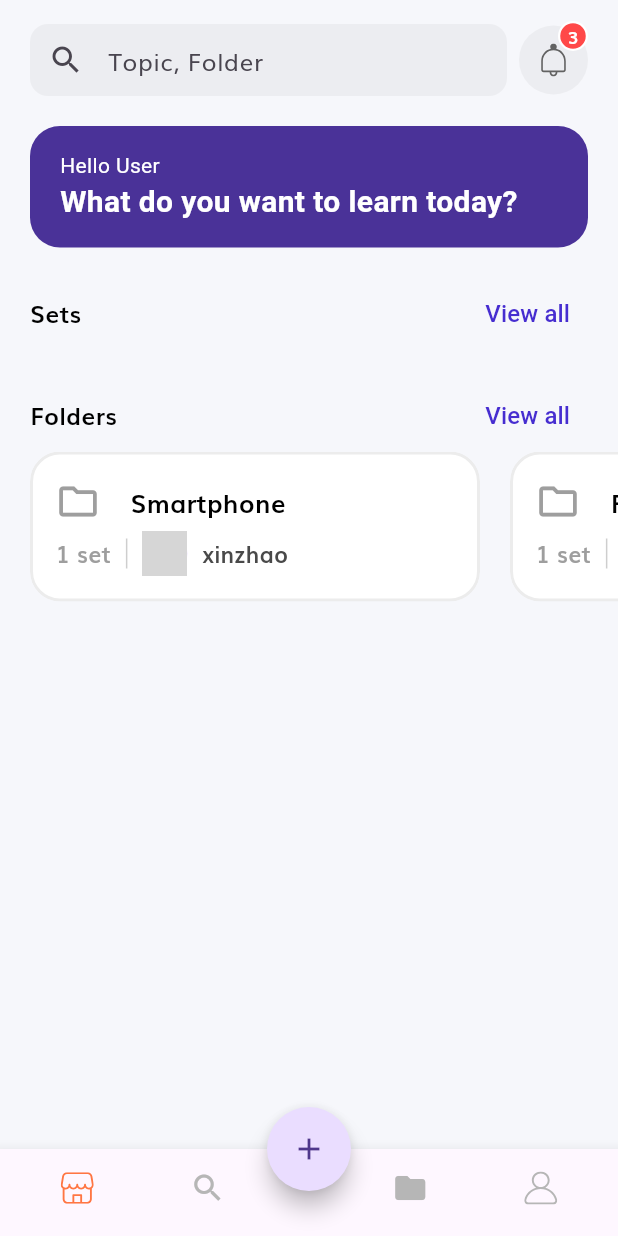
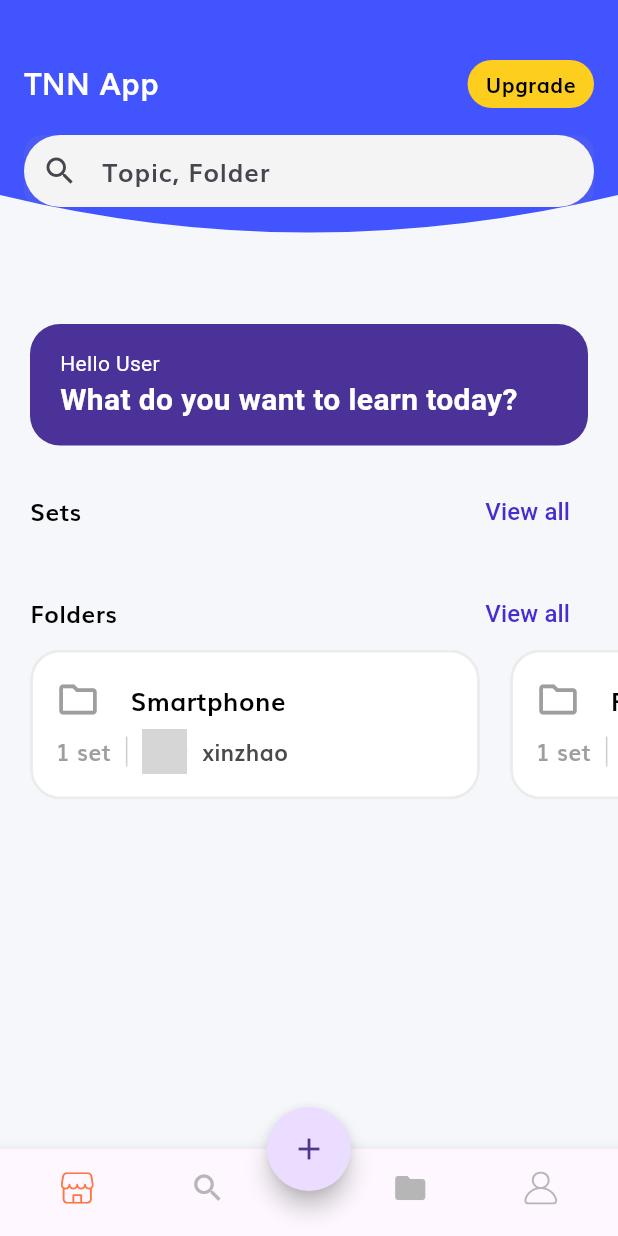
Before and after one commit to Tai521h0481/Final_FLutter_QuizletApp, a Flutter app: the screen it shows after launch, on a phone screen of 412 x 824 dp. Run offline on Flutter 3.47's test engine with Material 3 defaults, Android fonts, the phone set to English and light mode, and no system bars; our stand-ins replace flip_card, flutter_easyloading, flutter_svg, flutter_tts, line_awesome_flutter, local_auth and 3 more; network calls fail; grey boxes are pictures that could not be loaded.

Commit message:
style: home page

```diff
--- a/lib/controllers/config.dart
+++ b/lib/controllers/config.dart
@@ -1,5 +1,5 @@
-String IP = "192.168.1.14";
-String baseUrl = "http://$IP:3000/android";
+String IP = "52.221.210.100";
+String baseUrl = "http://52.221.210.100:3001/android";
 
 String users = baseUrl + "/users";
 String register = users + "/register";
--- a/lib/screens/flipcard/components/flipcard_bottom.dart
+++ b/lib/screens/flipcard/components/flipcard_bottom.dart
@@ -19,8 +19,9 @@ class Bottom extends StatelessWidget {
         ),
         CreateTerm("Your Text Here"),
         CreateTerm("Your Text Here"),
+        CreateTerm("DEF"),
         CreateTerm("Your Text Here"),
-        CreateTerm("Fuck off"),
+
         SizedBox(height: 20),
       ],
     );
--- a/lib/screens/home/components/home_header.dart
+++ b/lib/screens/home/components/home_header.dart
@@ -1,7 +1,5 @@
 import 'package:flutter/material.dart';
-
-import 'icon_btn_with_counter.dart';
-import 'search_field.dart';
+import 'package:shop_app/screens/home/components/search_field.dart';
 
 class HomeHeader extends StatelessWidget {
   const HomeHeader({
@@ -10,20 +8,79 @@ class HomeHeader extends StatelessWidget {
 
   @override
   Widget build(BuildContext context) {
-    return Padding(
-      padding: const EdgeInsets.symmetric(horizontal: 20),
-      child: Row(
-        mainAxisAlignment: MainAxisAlignment.spaceBetween,
-        children: [
-          const Expanded(child: SearchField()),
-          const SizedBox(width: 8),
-          IconBtnWithCounter(
-            svgSrc: "assets/icons/Bell.svg",
-            numOfitem: 3,
-            press: () {},
+    return Container(
+      color: const Color(0xFFF6F7FB),
+      child: ClipPath(
+        clipper: CustomShapeClipper(),
+        child: Container(
+          color: const Color(0xFF4254FE),
+          child: Stack(
+            children: [
+              const Positioned(
+                top: 40,
+                left: 16,
+                child: Text(
+                  'TNN App',
+                  style: TextStyle(
+                    color: Colors.white,
+                    fontSize: 20.0,
+                    fontWeight: FontWeight.bold,
+                  ),
+                ),
+              ),
+              Positioned(
+                top: 40,
+                right: 16,
+                child: Container(
+                  padding: const EdgeInsets.symmetric(
+                      horizontal: 12.0, vertical: 6.0),
+                  decoration: BoxDecoration(
+                    borderRadius: BorderRadius.circular(20.0),
+                    color: const Color(0xFFFECE1E),
+                  ),
+                  child: const Center(
+                    child: Text(
+                      'Upgrade',
+                      style: TextStyle(
+                        color: Colors.black,
+                        fontSize: 14.0,
+                        fontWeight: FontWeight.bold,
+                      ),
+                    ),
+                  ),
+                ),
+              ),
+              const Positioned(
+                top: 90,
+                left: 0,
+                right: 0,
+                child: Padding(
+                  padding: EdgeInsets.symmetric(horizontal: 16.0),
+                  child: SearchField(),
+                ),
+              ),
+            ],
           ),
-        ],
+        ),
       ),
     );
   }
 }
+
+class CustomShapeClipper extends CustomClipper<Path> {
+  @override
+  Path getClip(Size size) {
+    final Path path = Path();
+    path.lineTo(0, size.height - 50);
+    path.quadraticBezierTo(
+        size.width / 2, size.height, size.width, size.height - 50);
+    path.lineTo(size.width, 0);
+    path.close();
+    return path;
+  }
+
+  @override
+  bool shouldReclip(CustomClipper<Path> oldClipper) {
+    return false;
+  }
+}
--- a/lib/screens/home/components/search_field.dart
+++ b/lib/screens/home/components/search_field.dart
@@ -9,7 +9,12 @@ class SearchField extends StatelessWidget {
 
   @override
   Widget build(BuildContext context) {
-    return Form(
+    return Container(
+      decoration: BoxDecoration(
+        color: Colors.white,
+        borderRadius: BorderRadius.circular(25),
+      ),
+      child: Form(
         child: TextFormField(
           onChanged: (value) {},
           decoration: InputDecoration(
@@ -21,7 +26,9 @@ class SearchField extends StatelessWidget {
             focusedBorder: searchOutlineInputBorder,
             enabledBorder: searchOutlineInputBorder,
             hintText: "Topic, Folder",
+            hintStyle: TextStyle(fontWeight: FontWeight.bold, fontSize: 17),
             prefixIcon: const Icon(Icons.search),
+          ),
         ),
       ),
     );
--- a/lib/screens/home/home_screen.dart
+++ b/lib/screens/home/home_screen.dart
@@ -15,19 +15,22 @@ class HomeScreen extends StatelessWidget {
     return data;
   }
 
-  const HomeScreen({super.key});
+  const HomeScreen({Key? key}) : super(key: key);
   @override
   Widget build(BuildContext context) {
-    return  Scaffold(
-      body: SafeArea(
-        child: Container(
+    return Scaffold(
+      extendBody: true,
+      appBar: const PreferredSize(
+        preferredSize: Size.fromHeight(180.0),
+        child: HomeHeader(),
+      ),
+      body: Container(
         color: const Color(0xFFF6F7FB),
         height: double.infinity,
         child: const SingleChildScrollView(
           padding: EdgeInsets.symmetric(vertical: 16),
           child: Column(
             children: [
-                HomeHeader(),
               DiscountBanner(),
               SpecialOffers(),
               SizedBox(height: 20),
@@ -37,7 +40,6 @@ class HomeScreen extends StatelessWidget {
           ),
         ),
       ),
-      ),
     );
   }
 }
--- a/lib/screens/sign_in/components/sign_form.dart
+++ b/lib/screens/sign_in/components/sign_form.dart
@@ -1,10 +1,8 @@
 // ignore_for_file: use_build_context_synchronously
 
 import 'dart:convert';
-import 'dart:math';
 
 import 'package:flutter/material.dart';
-import 'package:shop_app/screens/home/home_screen.dart';
 import 'package:shop_app/screens/init_screen.dart';
 import 'package:flutter_easyloading/flutter_easyloading.dart';
 
--- a/pubspec.yaml
+++ b/pubspec.yaml
@@ -46,6 +46,7 @@ dependencies:
   smooth_page_indicator: ^1.1.0
   get: ^4.6.6
   line_awesome_flutter: ^2.0.0
+  animated_bottom_navigation_bar: ^1.3.3
 
 dev_dependencies:
   flutter_test:
```
Also changed, not shown: lib/models/User.dart (added, +7 -0 lines), lib/screens/flipcard/components/buildTerm.dart (+11 -2 lines), lib/screens/profile/components/profile_pic.dart (+22 -21 lines), lib/screens/profile/profile_screen.dart (+7 -0 lines), lib/constants.dart (line endings or trailing spaces), lib/main.dart (line endings or trailing spaces), lib/screens/init_screen.dart (line endings or trailing spaces), pubspec.lock, 4 other files. Lines whose indentation alone changed are shown as unchanged.
